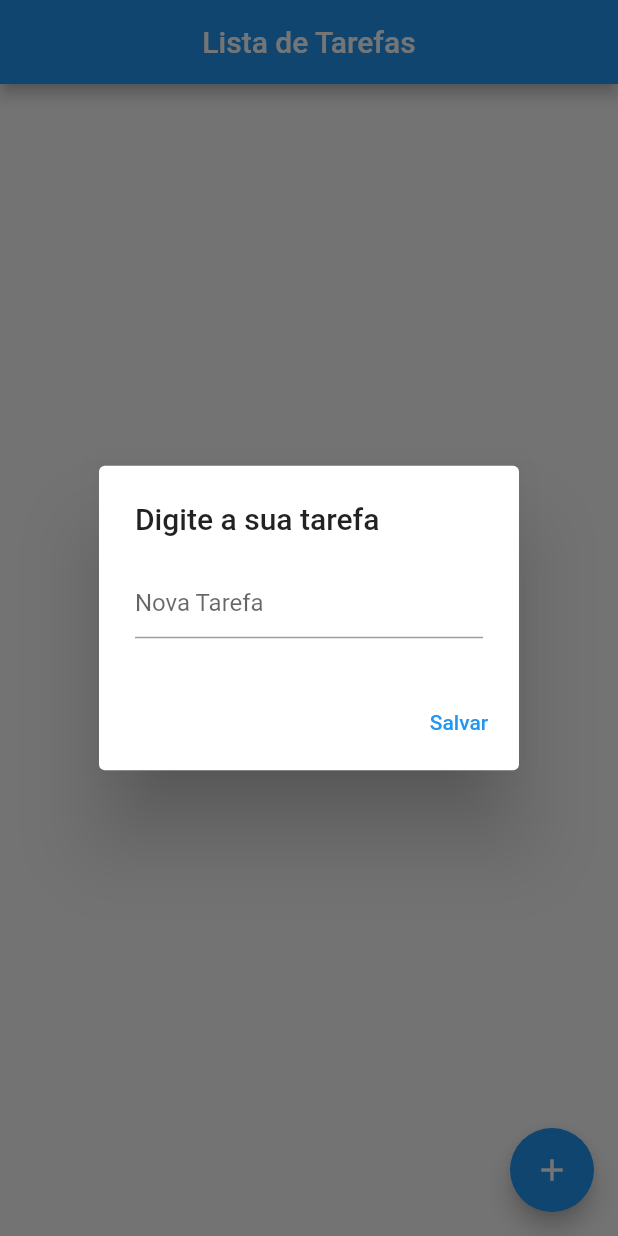
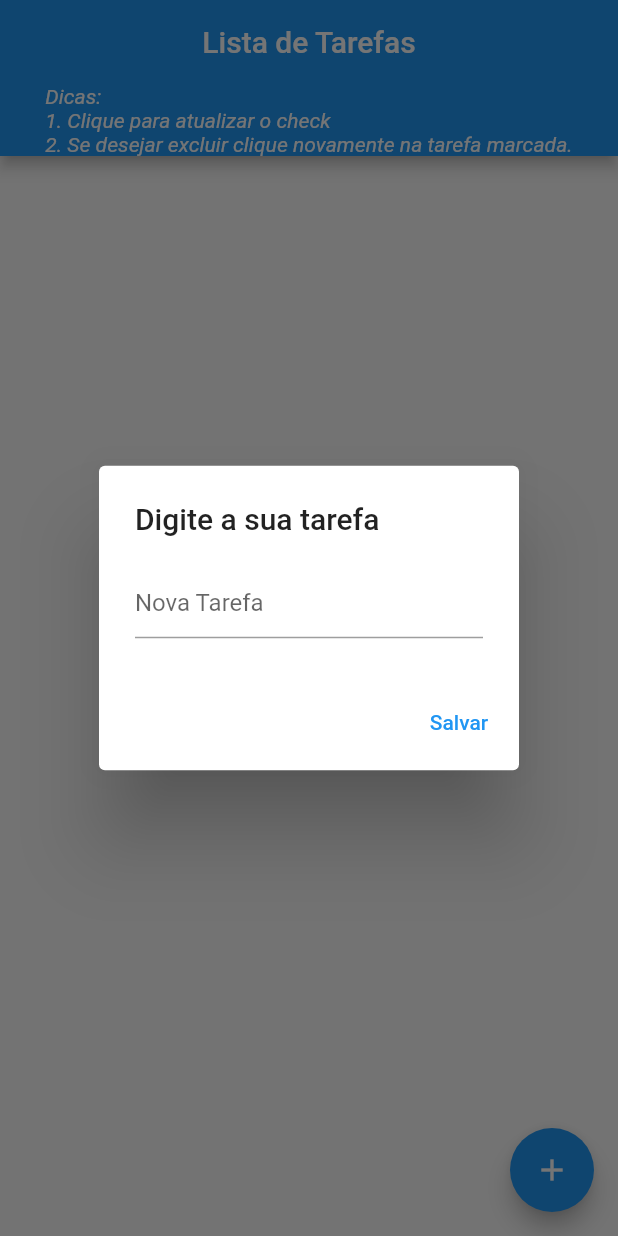
Before and after one commit to alaeners/flutter, a Flutter app: the screen it shows after launch, after a tap on the "add" icon, on a phone screen of 412 x 824 dp. Run offline on Flutter 3.47's test engine with Material 2 defaults, Android fonts, the phone set to English and light mode, and no system bars; our stand-ins replace shared_preferences, sqflite; missing offline and left inert: dart:ffi, shared_preferences_web; accounts and stored records are empty.

Commit message:
Agora sim terminou

```diff
--- a/ex4_listatarefas_alaene/lib/main.dart
+++ b/ex4_listatarefas_alaene/lib/main.dart
@@ -1,4 +1,6 @@
 // ignore_for_file: prefer_const_constructors, prefer_const_literals_to_create_immutables
+
+import 'dart:ffi';
 
 import 'package:flutter/material.dart';
 import 'package:path/path.dart';
@@ -16,6 +18,7 @@ class Home extends StatefulWidget {
 class _HomeState extends State<Home> {
   var showTasks = [];
   var listCheckBox = [];
+  var verifyCheckBox = false;
 
   late TextEditingController myControllerDialog;
 
@@ -60,13 +63,16 @@ class _HomeState extends State<Home> {
     for (var task in tasks) {
       listCheckBox.add(CheckboxListTile(
         title: Text(task['descricao'].toString()),
-        secondary: Icon(Icons.delete),
+        secondary: Icon(Icons.access_alarm),
         controlAffinity: ListTileControlAffinity.leading,
         value: task["status"] == "T",
         selectedTileColor: Colors.amberAccent,
         onChanged: (bool? newStatus) {
-          _excluirTask(task['id'] as int);
-          //_atualizarTask(task['id'] as int, newStatus as bool ? "T" : "F");
+          if (task["status"] == "T") {
+            _excluirTask(task['id'] as int);
+          } else {
+            _atualizarTask(task['id'] as int, newStatus as bool ? "T" : "F");
+          }
           _listarTasks().then((dynamic f) {
             setState(() {});
           });
@@ -115,6 +121,15 @@ class _HomeState extends State<Home> {
     return Scaffold(
       appBar: AppBar(
         title: Center(child: Text("Lista de Tarefas")),
+        bottom: PreferredSize(
+            child: Text(
+              "Dicas: \n1. Clique para atualizar o check \n2. Se desejar excluir clique novamente na tarefa marcada.",
+              style: const TextStyle(
+                  fontWeight: FontWeight.normal,
+                  fontStyle: FontStyle.italic,
+                  color: Colors.white),
+            ),
+            preferredSize: const Size.fromHeight(48.0)),
       ),
       body: ListView.builder(
         itemCount: listCheckBox.length,
```
Also changed, not shown: 13 other files.
